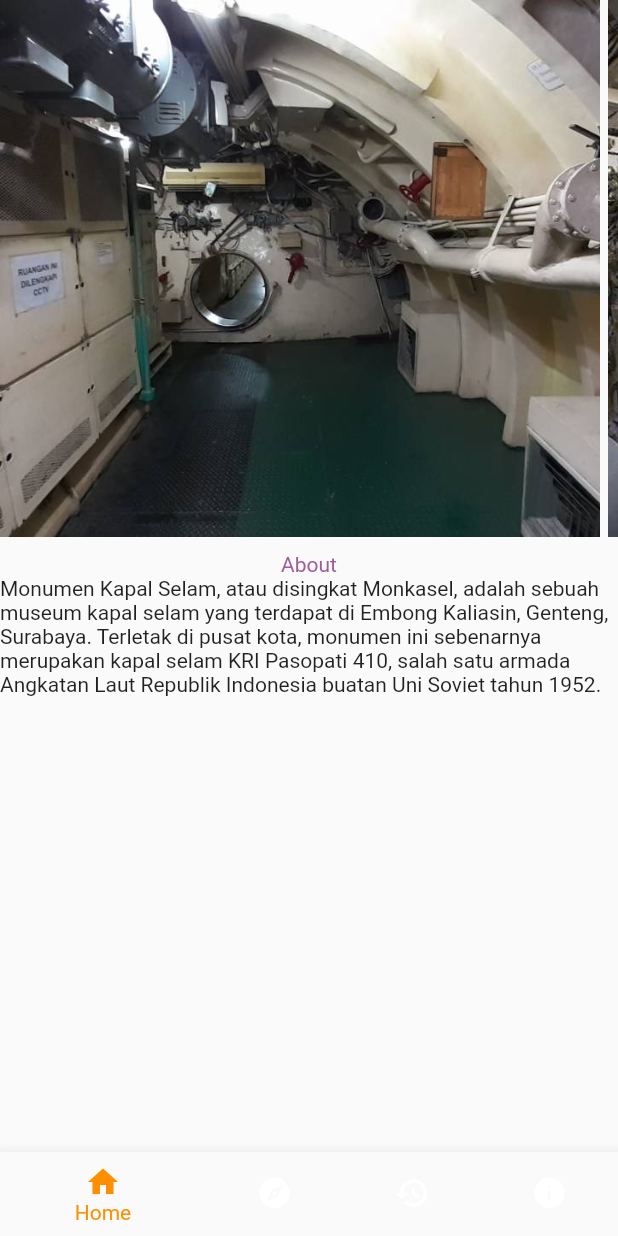
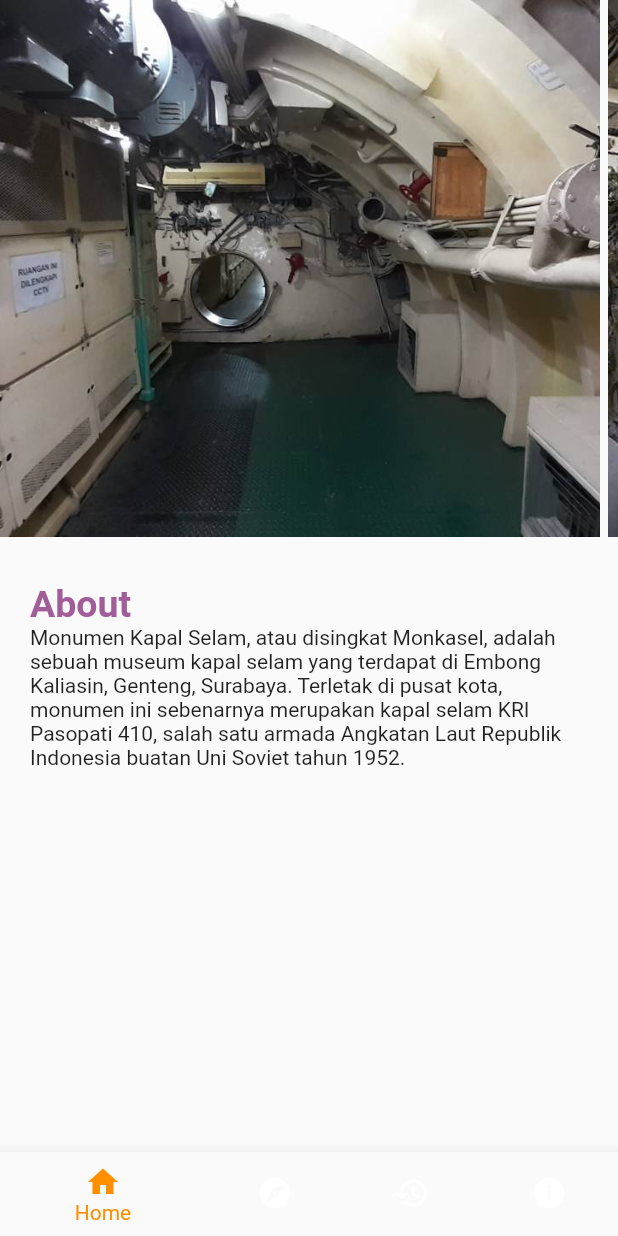
Before and after one commit to putrianna/cool_tourismapp, a Flutter app: the screen it shows after launch, on a phone screen of 412 x 824 dp. Run offline on Flutter 3.47's test engine with Material 2 defaults, Android fonts, the phone set to English and light mode, and no system bars; our stand-ins replace hexcolor.

Commit message:
Update home.dart

```diff
--- a/lib/home.dart
+++ b/lib/home.dart
@@ -11,6 +11,10 @@ class Home extends StatefulWidget {
 }
 
 class _HomeState extends State<Home> {
+  //inisialisasi TextStyle untuk header dan jadwal
+  static TextStyle headerStyle = TextStyle(
+      fontSize: 25, fontWeight: FontWeight.bold, color: HexColor("#A15D98"));
+
   Future<Data> data;
 
   @override
@@ -32,6 +36,7 @@ class _HomeState extends State<Home> {
             } else {
               return Column(
                 children: [
+                  //Slider image. Mungkin bakal aku ganti pake builder :D
                   Expanded(
                     flex: 1,
                     child: Container(
@@ -75,17 +80,20 @@ class _HomeState extends State<Home> {
                       ),
                     ),
                   ),
+                  //Badan teks :3
                   Container(
                     height: 400,
                     child: Column(
                       children: [
                         Expanded(
                           child: Container(
+                            padding: EdgeInsets.all(20),
                             child: Column(
+                              crossAxisAlignment: CrossAxisAlignment.start,
                               children: [
                                 Text(
                                   "About",
-                                  style: TextStyle(color: HexColor("#A15D98")),
+                                  style: headerStyle,
                                 ),
                                 Text('${snapshot.data.about.narasi}')
                               ],
```
